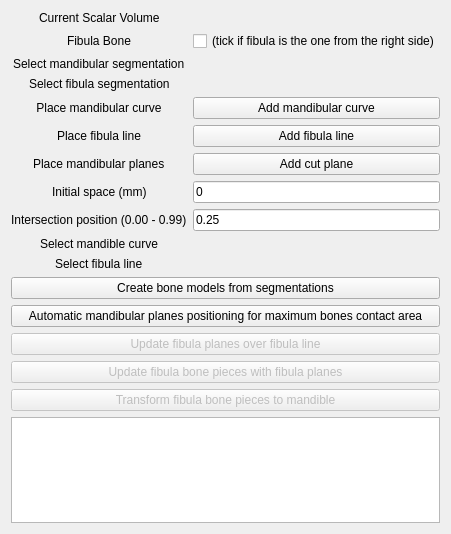
Qt form BoneReconstructionPlanner/Resources/UI/BoneReconstructionPlanner.ui (SlicerIGT/SlicerBoneReconstructionPlanner) before a commit.
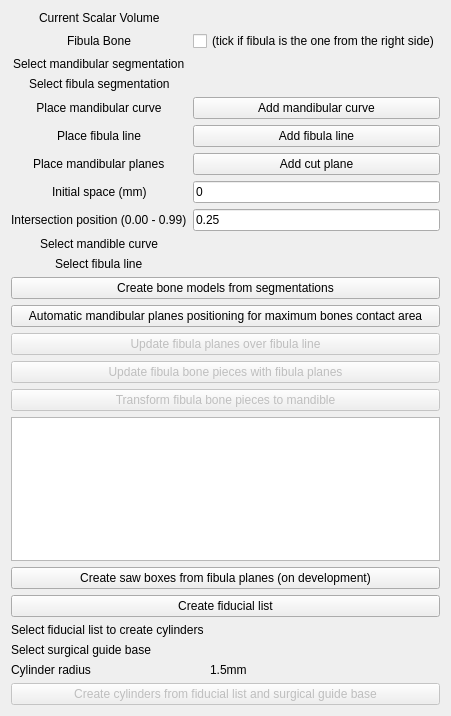
The same form after that commit. Custom widgets are drawn as their Qt base class.

Commit message: add createCylindersFromFiducialListAndSurgicalGuideBaseButton and functionality

Diff of the .ui file:
```diff
--- a/BoneReconstructionPlanner/Resources/UI/BoneReconstructionPlanner.ui
+++ b/BoneReconstructionPlanner/Resources/UI/BoneReconstructionPlanner.ui
@@ -6,8 +6,8 @@
    <rect>
     <x>0</x>
     <y>0</y>
-    <width>405</width>
-    <height>534</height>
+    <width>416</width>
+    <height>716</height>
    </rect>
   </property>
   <layout class="QVBoxLayout" name="verticalLayout">
@@ -292,6 +292,95 @@
      </property>
     </widget>
    </item>
+   <item>
+    <widget class="QPushButton" name="createSawBoxesFromFibulaPlanesButton">
+     <property name="text">
+      <string>Create saw boxes from fibula planes (on development)</string>
+     </property>
+    </widget>
+   </item>
+   <item>
+    <widget class="QPushButton" name="createFiducialListButton">
+     <property name="text">
+      <string>Create fiducial list</string>
+     </property>
+    </widget>
+   </item>
+   <item>
+    <layout class="QFormLayout" name="formLayout_2">
+     <property name="topMargin">
+      <number>0</number>
+     </property>
+     <item row="0" column="0">
+      <widget class="QLabel" name="label_12">
+       <property name="text">
+        <string>Select fiducial list to create cylinders</string>
+       </property>
+      </widget>
+     </item>
+     <item row="1" column="0">
+      <widget class="QLabel" name="label_13">
+       <property name="text">
+        <string>Select surgical guide base</string>
+       </property>
+      </widget>
+     </item>
+     <item row="1" column="1">
+      <widget class="qMRMLNodeComboBox" name="surgicalGuideBaseSelector">
+       <property name="nodeTypes">
+        <stringlist>
+         <string>vtkMRMLModelNode</string>
+        </stringlist>
+       </property>
+       <property name="addEnabled">
+        <bool>false</bool>
+       </property>
+       <property name="removeEnabled">
+        <bool>false</bool>
+       </property>
+      </widget>
+     </item>
+     <item row="0" column="1">
+      <widget class="qMRMLNodeComboBox" name="fiducialListSelector">
+       <property name="nodeTypes">
+        <stringlist>
+         <string>vtkMRMLMarkupsFiducialNode</string>
+        </stringlist>
+       </property>
+       <property name="addEnabled">
+        <bool>false</bool>
+       </property>
+       <property name="removeEnabled">
+        <bool>false</bool>
+       </property>
+      </widget>
+     </item>
+     <item row="2" column="0">
+      <widget class="QLabel" name="label_14">
+       <property name="text">
+        <string>Cylinder radius</string>
+       </property>
+      </widget>
+     </item>
+     <item row="2" column="1">
+      <widget class="QLabel" name="label_15">
+       <property name="text">
+        <string>1.5mm</string>
+       </property>
+      </widget>
+     </item>
+    </layout>
+   </item>
+   <item>
+    <widget class="QPushButton" name="createCylindersFromFiducialListAndSurgicalGuideBaseButton">
+     <property name="enabled">
+      <bool>false</bool>
+     </property>
+     <property name="text">
+      <string>Create cylinders from fiducial list and surgical guide base</string>
+     </property>
+    </widget>
+   </item>
    <item>
     <spacer name="verticalSpacer">
      <property name="orientation">
```
Left out of the diff: 32 changed lines with no effect on the pictures. The commit also changes 1 other file.
